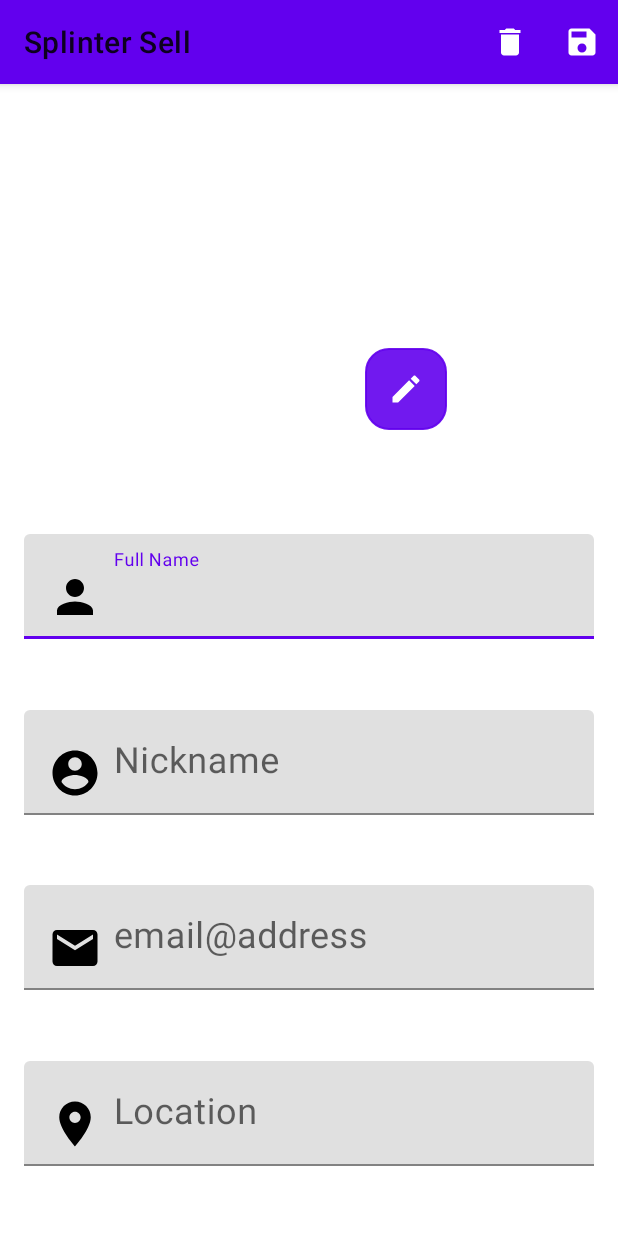
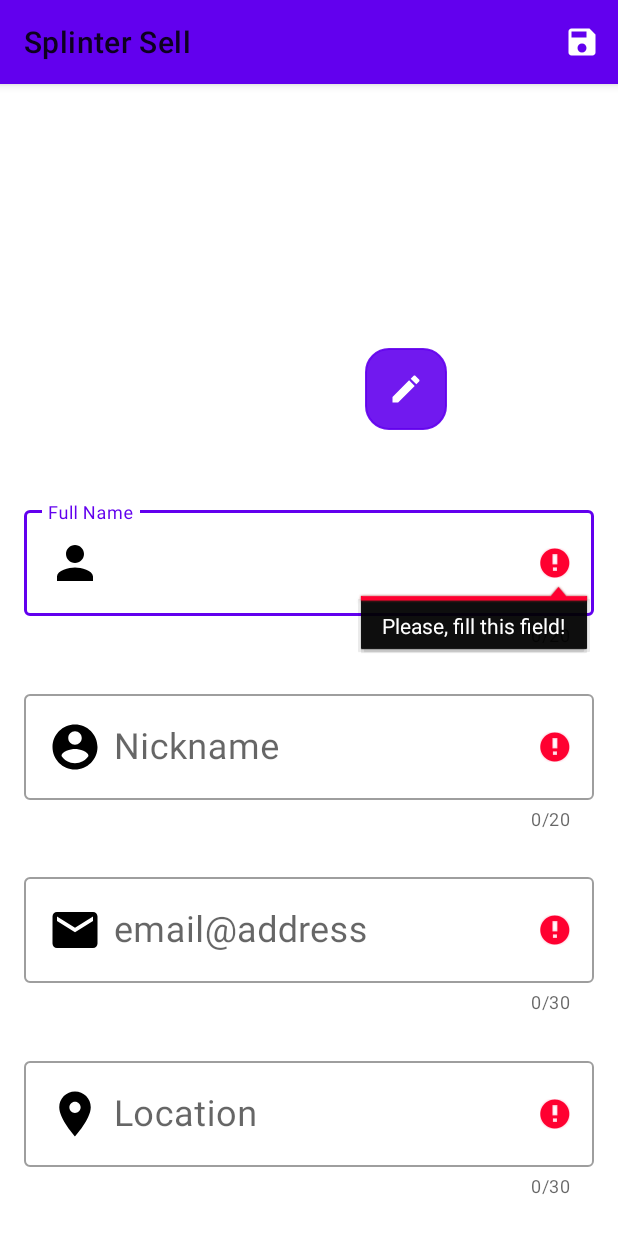
Before and after one commit to peppehermes/splinter-sell, an Android app: the fragment EditProfile shown on its own in the app's theme, after a tap on "Save", on a phone screen of 412 x 824 dp. Shown: the top 1233 px of the screen. Run offline under Robolectric (Android 15) with nearby library versions, the phone set to English and light mode, and no system bars; our stand-ins replace CircleImageView, Firebase (no records; nobody signed in at launch, a user with empty details on screens opened directly); pictures from the network do not load.

Commit message:
Added form validation, ShowProfile of another user and EditText layout changes

```diff
--- a/app/src/main/java/it/polito/mad/splintersell/ui/profile_edit/EditProfile.kt
+++ b/app/src/main/java/it/polito/mad/splintersell/ui/profile_edit/EditProfile.kt
@@ -118,13 +118,21 @@ class EditProfile : Fragment() {
     }
 
     override fun onCreateOptionsMenu(menu: Menu, inflater: MenuInflater) {
-        return inflater.inflate(R.menu.save_menu, menu)
+        return inflater.inflate(R.menu.edit_profile_menu, menu)
     }
 
     @SuppressLint("WrongThread")
     override fun onOptionsItemSelected(item: MenuItem): Boolean {
         return when (item.itemId) {
             R.id.saveProfile -> {
+
+                //Form validation
+
+                val checkError = formValidation()
+
+                if (!checkError){
+
+                    Log.d("EditProfileTAG", "Success in Form Validation")
 
                     //save img on Storage
                     if(rotatedBitmap!=null) {
@@ -171,15 +179,47 @@ class EditProfile : Fragment() {
 
                     firestoreViewModel.saveUserToFirestore(newUser)
 
+                    val action = EditProfileDirections.editToShow()
+                    Navigation.findNavController(requireView()).navigate(action)
+
+                }
+                else
+                    Log.d("EditProfileTAG", "Error in Form Validation")
 
 
-                val action = EditProfileDirections.editToShow()
-                Navigation.findNavController(requireView()).navigate(action)
                 true
             }
             else -> super.onOptionsItemSelected(item)
         }
     }
+
+    private fun formValidation(): Boolean{
+
+        var result = false
+
+        if (name.text.isEmpty()){
+            name.error = getString(R.string.please_fill)
+            result = true
+        }
+        if (nickname.text.isEmpty()){
+            nickname.error = getString(R.string.please_fill)
+            result = true
+        }
+        if (email.text.isEmpty()){
+            email.error = getString(R.string.please_fill)
+            result = true
+        }
+        if (location.text.isEmpty()){
+            location.error = getString(R.string.please_fill)
+            result = true
+        }
+
+        return result
+
+    }
+
+
+
 
     //Limits the lenght of the input of the EditText fields
     private fun setInputLimits(){
--- a/app/src/main/res/layout-land/fragment_edit_profile.xml
+++ b/app/src/main/res/layout-land/fragment_edit_profile.xml
@@ -52,7 +52,11 @@
         app:layout_constraintEnd_toEndOf="parent"
         app:layout_constraintHorizontal_bias="0.5"
         app:layout_constraintStart_toStartOf="@+id/guideline_top"
-        app:layout_constraintTop_toTopOf="parent">
+        app:layout_constraintTop_toTopOf="parent"
+        style="@style/Widget.MaterialComponents.TextInputLayout.OutlinedBox"
+        app:errorEnabled = "true"
+        app:counterEnabled="true"
+        app:counterMaxLength="20">
 
         <EditText
             android:id="@+id/name"
@@ -79,7 +83,11 @@
         app:layout_constraintEnd_toEndOf="parent"
         app:layout_constraintHorizontal_bias="0.5"
         app:layout_constraintStart_toStartOf="@+id/guideline_top"
-        app:layout_constraintTop_toBottomOf="@+id/til_name">
+        app:layout_constraintTop_toBottomOf="@+id/til_name"
+        style="@style/Widget.MaterialComponents.TextInputLayout.OutlinedBox"
+        app:errorEnabled = "true"
+        app:counterEnabled="true"
+        app:counterMaxLength="20">
 
         <EditText
             android:id="@+id/nickname"
@@ -107,7 +115,11 @@
         app:layout_constraintEnd_toEndOf="parent"
         app:layout_constraintHorizontal_bias="0.5"
         app:layout_constraintStart_toStartOf="@+id/guideline_top"
-        app:layout_constraintTop_toBottomOf="@+id/til_nickname" >
+        app:layout_constraintTop_toBottomOf="@+id/til_nickname"
+        style="@style/Widget.MaterialComponents.TextInputLayout.OutlinedBox"
+        app:errorEnabled = "true"
+        app:counterEnabled="true"
+        app:counterMaxLength="30">
 
         <EditText
             android:id="@+id/email"
@@ -133,7 +145,11 @@
         app:layout_constraintEnd_toEndOf="parent"
         app:layout_constraintHorizontal_bias="0.5"
         app:layout_constraintStart_toStartOf="@+id/guideline_top"
-        app:layout_constraintTop_toBottomOf="@+id/til_email">
+        app:layout_constraintTop_toBottomOf="@+id/til_email"
+        style="@style/Widget.MaterialComponents.TextInputLayout.OutlinedBox"
+        app:errorEnabled = "true"
+        app:counterEnabled="true"
+        app:counterMaxLength="30">
 
         <EditText
             android:id="@+id/location"
--- a/app/src/main/res/layout/fragment_edit_profile.xml
+++ b/app/src/main/res/layout/fragment_edit_profile.xml
@@ -52,7 +52,11 @@
         app:layout_constraintEnd_toEndOf="parent"
         app:layout_constraintHorizontal_bias="0.5"
         app:layout_constraintStart_toStartOf="parent"
-        app:layout_constraintTop_toTopOf="@+id/guideline_top">
+        app:layout_constraintTop_toTopOf="@+id/guideline_top"
+        style="@style/Widget.MaterialComponents.TextInputLayout.OutlinedBox"
+        app:errorEnabled = "true"
+        app:counterEnabled="true"
+        app:counterMaxLength="20">
 
         <EditText
             android:id="@+id/name"
@@ -79,7 +83,11 @@
         app:layout_constraintEnd_toEndOf="parent"
         app:layout_constraintHorizontal_bias="0.5"
         app:layout_constraintStart_toStartOf="parent"
-        app:layout_constraintTop_toBottomOf="@+id/til_name" >
+        app:layout_constraintTop_toBottomOf="@+id/til_name"
+        style="@style/Widget.MaterialComponents.TextInputLayout.OutlinedBox"
+        app:errorEnabled = "true"
+        app:counterEnabled="true"
+        app:counterMaxLength="20">
 
 
         <EditText
@@ -109,7 +117,11 @@
         app:layout_constraintEnd_toEndOf="parent"
         app:layout_constraintHorizontal_bias="0.5"
         app:layout_constraintStart_toStartOf="parent"
-        app:layout_constraintTop_toBottomOf="@+id/til_nickname">
+        app:layout_constraintTop_toBottomOf="@+id/til_nickname"
+        style="@style/Widget.MaterialComponents.TextInputLayout.OutlinedBox"
+        app:errorEnabled = "true"
+        app:counterEnabled="true"
+        app:counterMaxLength="30">
 
 
         <EditText
@@ -138,7 +150,11 @@
         app:layout_constraintEnd_toEndOf="parent"
         app:layout_constraintHorizontal_bias="0.4"
         app:layout_constraintStart_toStartOf="parent"
-        app:layout_constraintTop_toBottomOf="@+id/til_email">
+        app:layout_constraintTop_toBottomOf="@+id/til_email"
+        style="@style/Widget.MaterialComponents.TextInputLayout.OutlinedBox"
+        app:errorEnabled = "true"
+        app:counterEnabled="true"
+        app:counterMaxLength="30">
 
         <EditText
             android:id="@+id/location"
--- /dev/null
+++ b/app/src/main/res/menu/edit_profile_menu.xml
@@ -0,0 +1,11 @@
+<?xml version="1.0" encoding="utf-8"?>
+<menu xmlns:app="http://schemas.android.com/apk/res-auto"
+    xmlns:android="http://schemas.android.com/apk/res/android">
+
+    <item
+        android:id="@+id/saveProfile"
+        android:icon="@drawable/ic_save_white_24dp"
+        android:title="@string/save"
+        app:showAsAction="always" />
+
+</menu>
--- a/app/src/main/res/navigation/mobile_navigation.xml
+++ b/app/src/main/res/navigation/mobile_navigation.xml
@@ -70,7 +70,7 @@
     <fragment
         android:id="@+id/nav_show_profile"
         android:name="it.polito.mad.splintersell.ui.profile_show.ShowProfile"
-        android:label="My Profile"
+        android:label="Profile Details"
         tools:layout="@layout/fragment_show_profile" >
         <action
             android:id="@+id/edit"
--- a/app/src/main/res/values/strings.xml
+++ b/app/src/main/res/values/strings.xml
@@ -48,6 +48,10 @@
     <string name="update_profile_photo">update_profile_photo</string>
     <string name="add_photo">add_photo</string>
     <string name="search">Search</string>
+    <string name="hiddentext">Hidden</string>
+    <string name="please_fill">Please, fill this field!</string>
+    <string name="please_select">Please, select an option</string>
+
 
     <string-array name="macroCategories">
 
@@ -154,4 +158,5 @@
     <!-- TODO: Remove or change this placeholder text -->
     <string name="hello_blank_fragment">Hello blank fragment</string>
 
+
 </resources>
```
Also changed, not shown: app/src/main/java/it/polito/mad/splintersell/ui/item_details/ItemEditFragment.kt (+53 -0 lines), app/src/main/java/it/polito/mad/splintersell/ui/profile_show/ShowProfile.kt (+22 -4 lines), app/src/main/res/layout-land/fragment_edit_item.xml (+25 -7 lines), app/src/main/res/layout/fragment_edit_item.xml (+27 -9 lines). Lines whose indentation alone changed are shown as unchanged.
